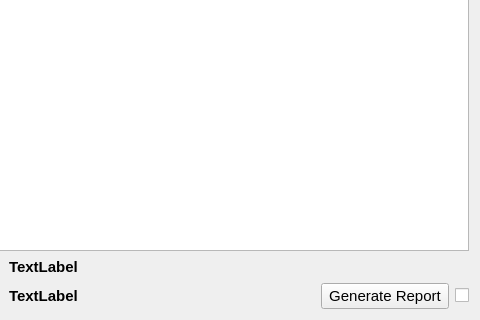
Watti/estorecpp, file estorecpp/returnsummary.ui: the form before one commit; both pictures show x 137 to 617 and y 95 to 415 of the 617 by 415 pixel window.
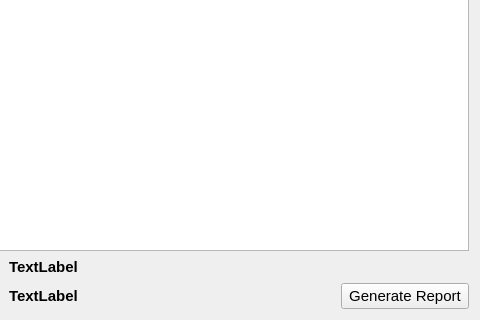
The form after the commit. Icons and pictures are not drawn.

The edit to the form file:
```diff
--- a/estorecpp/returnsummary.ui
+++ b/estorecpp/returnsummary.ui
@@ -237,17 +237,6 @@
          </property>
         </widget>
        </item>
-       <item>
-        <widget class="QCheckBox" name="checkBox">
-         <property name="text">
-          <string/>
-         </property>
-         <property name="icon">
-          <iconset>
-           <normaloff>icons/print.png</normaloff>icons/print.png</iconset>
-         </property>
-        </widget>
-       </item>
       </layout>
      </item>
     </layout>
```
